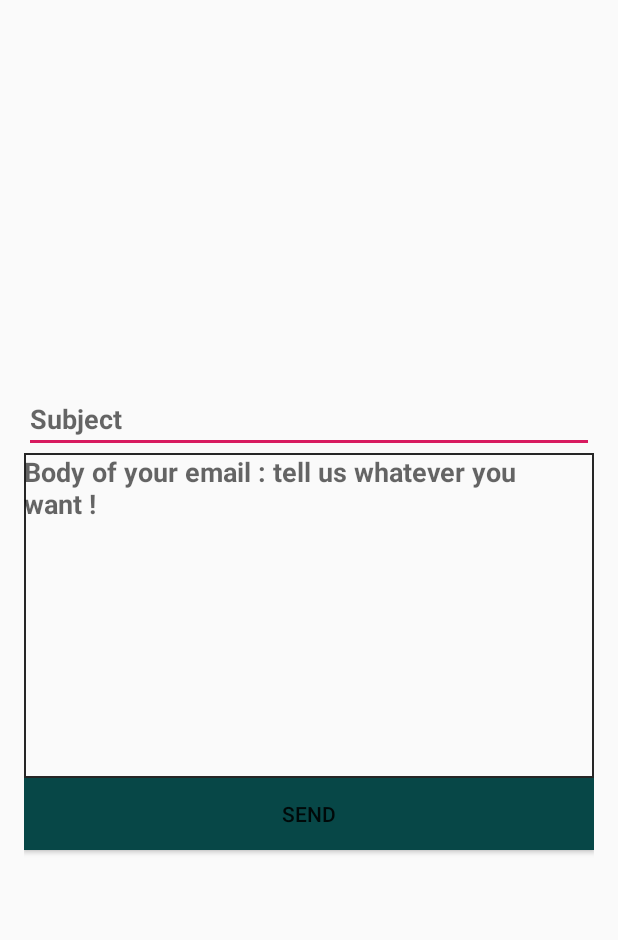
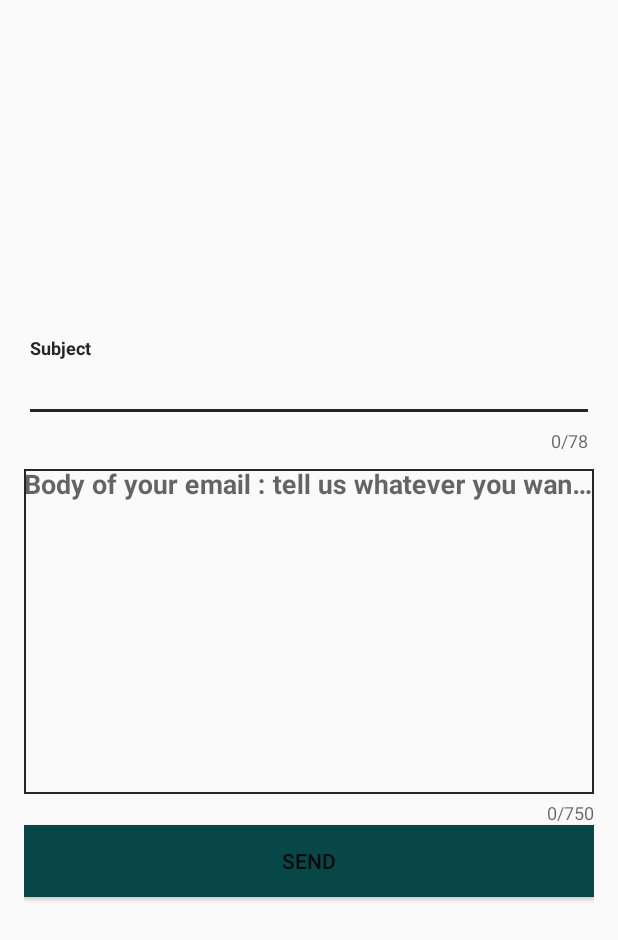
Before and after one commit to EcoCyam/EcoCyam-Mobile, an Android app: the fragment SendEmailFragment shown on its own in the app's theme, on a phone screen of 412 x 824 dp. Shown: the top 940 px of the screen. Run offline under Robolectric (Android 15) with nearby library versions, the phone set to English and light mode, and no system bars.

Commit message:
"About us with sending email v1"

```diff
--- a/app/build.gradle
+++ b/app/build.gradle
@@ -31,6 +31,7 @@ dependencies {
     implementation 'com.google.android.gms:play-services-auth:17.0.0'
     implementation 'me.dm7.barcodescanner:zxing:1.9'
     implementation 'com.google.android.material:material:1.1.0'
+
 }
 
 check {
--- a/app/src/main/res/layout/contact_us_fragment.xml
+++ b/app/src/main/res/layout/contact_us_fragment.xml
@@ -1,19 +1,37 @@
 <?xml version="1.0" encoding="utf-8"?>
 <LinearLayout xmlns:android="http://schemas.android.com/apk/res/android"
-    android:orientation="vertical" android:layout_width="match_parent"
+    xmlns:app="http://schemas.android.com/apk/res-auto"
+    android:orientation="vertical"
+    android:layout_width="match_parent"
     android:layout_height="match_parent"
     android:padding="16dp"
     android:gravity="center">
 
-    <EditText
+    <com.google.android.material.textfield.TextInputLayout
+        android:layout_width="match_parent"
+        android:layout_height="wrap_content"
+        app:counterEnabled="true"
+        app:counterMaxLength="78"
+        android:theme="@style/TextLimitStyle">
+
+    <com.google.android.material.textfield.TextInputEditText
         android:id="@+id/subject_email"
         android:layout_width="match_parent"
         android:layout_height="wrap_content"
+        android:textStyle="bold"
         android:maxLength="78"
-        android:textStyle="bold"
+        android:inputType="textMultiLine|textNoSuggestions"
         android:hint="@string/email_subject"/>
+    </com.google.android.material.textfield.TextInputLayout>
 
-    <EditText
+    <com.google.android.material.textfield.TextInputLayout
+        android:layout_width="match_parent"
+        android:layout_height="wrap_content"
+        app:counterEnabled="true"
+        app:counterMaxLength="750"
+        android:theme="@style/TextLimitStyle">
+
+    <com.google.android.material.textfield.TextInputEditText
         android:id="@+id/message_email"
         android:layout_width="match_parent"
         android:maxLength="750"
@@ -24,6 +42,7 @@
         android:background="@drawable/edit_text_border"
         android:gravity="start|top"
         android:textStyle="bold"/>
+    </com.google.android.material.textfield.TextInputLayout>
 
     <Button
         android:id="@+id/button_send_email"
--- a/app/src/main/res/values/colors.xml
+++ b/app/src/main/res/values/colors.xml
@@ -7,4 +7,5 @@
     <color name="tabTextColorAboutUs">#fff</color>
     <color name="tabIndicatorColorAbousUs">#2d2d2d</color>
     <color name="blackColor">#262626</color>
+    <color name="colorRed">#ff0000</color>
 </resources>
--- a/app/src/main/res/values/styles.xml
+++ b/app/src/main/res/values/styles.xml
@@ -8,4 +8,10 @@
         <item name="colorAccent">@color/colorAccent</item>
     </style>
 
+    <style name="TextLimitStyle" parent="Theme.AppCompat.Light.NoActionBar">
+        <item name="colorControlNormal">@color/blackColor</item>
+        <item name="colorControlActivated">@color/blackColor</item>
+        <item name="colorControlHighlight">@color/blackColor</item>
+    </style>
+
 </resources>
```
